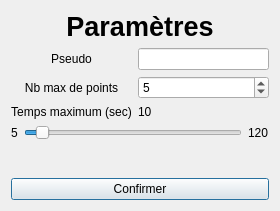
This is v6/dialogparametres.ui in TomPlanche/S2-01 as Qt 5 draws it before an edit. The edited form follows.
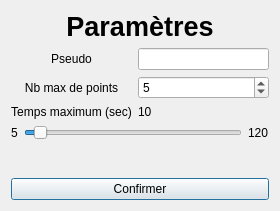
This is the edited form.

Patch:
```diff
--- a/v6/dialogparametres.ui
+++ b/v6/dialogparametres.ui
@@ -114,6 +114,9 @@
        <property name="minimum">
         <number>5</number>
        </property>
+       <property name="maximum">
+        <number>120</number>
+       </property>
        <property name="singleStep">
         <number>5</number>
        </property>
```
Left out of the diff: 3 changed lines with no effect on the pictures.
